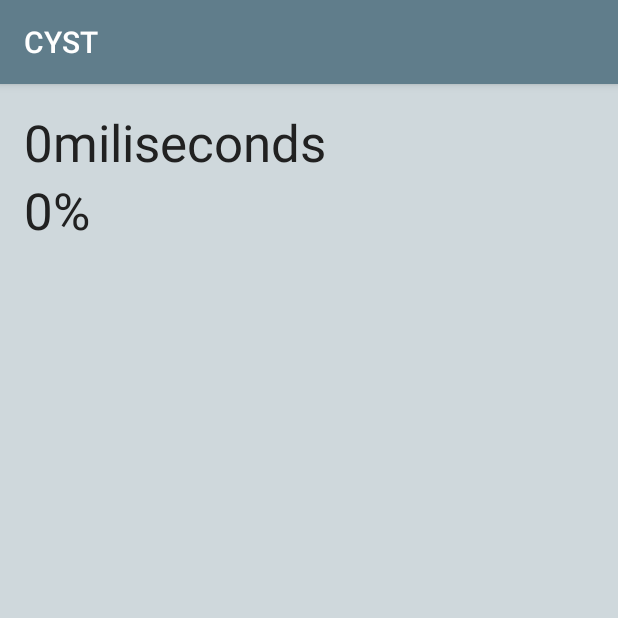
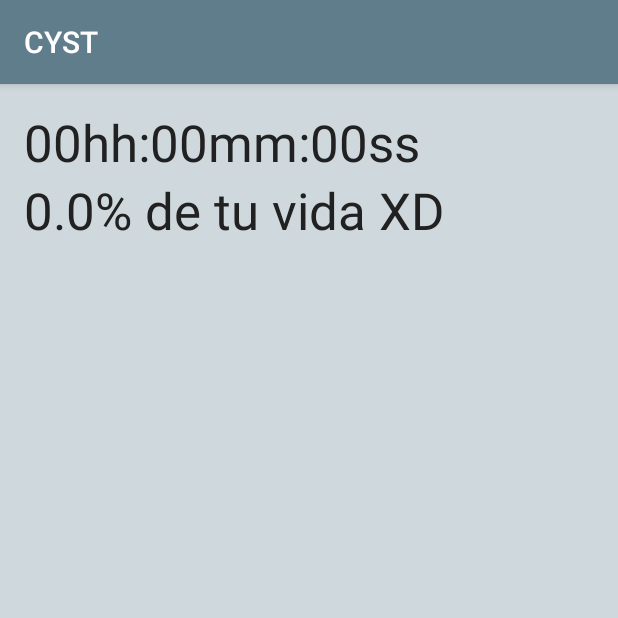
Before and after one commit to ricocaribe/CheckYourTime, an Android app: the screen it shows after launch (ResultActivity), after a tap on "CALCULATE", on a phone screen of 412 x 824 dp, the top half of it. Run offline under Robolectric (Android 15) with nearby library versions, the phone set to English and light mode, and no system bars.

Commit message:
- Layout ready a falta de retoques

```diff
--- a/app/src/main/java/com/jmrp/checkyourtime/MainActivity.java
+++ b/app/src/main/java/com/jmrp/checkyourtime/MainActivity.java
@@ -6,7 +6,7 @@ import android.support.annotation.NonNull;
 import android.support.v4.content.ContextCompat;
 import android.support.v7.app.AppCompatActivity;
 import android.os.Bundle;
-import android.support.v7.widget.AppCompatSpinner;
+import android.util.Log;
 import android.view.View;
 import android.view.ViewGroup;
 import android.widget.AdapterView;
@@ -16,6 +16,7 @@ import android.widget.EditText;
 import android.widget.Spinner;
 import android.widget.TextView;
 
+import java.math.BigDecimal;
 import java.text.SimpleDateFormat;
 import java.util.Arrays;
 import java.util.Calendar;
@@ -27,9 +28,12 @@ public class MainActivity extends AppCompatActivity {
     private EditText userBirthdate;
     private Calendar myCalendar = Calendar.getInstance();
     private Spinner spinner_units;
+    private EditText edt_units;
     private Spinner spinner_time_interval;
-    private Spinner spinner_duration;
-
+    private Spinner spinner_ocurrences;
+    private EditText edt_ocurrences;
+    private boolean enabledFirst = true;
+    private boolean enabledSecond = true;
 
     @Override
     protected void onCreate(Bundle savedInstanceState) {
@@ -47,6 +51,8 @@ public class MainActivity extends AppCompatActivity {
 
 
     private void configSpinnerTime(){
+        edt_units = (EditText) findViewById(R.id.edt_units);
+
         spinner_units = (Spinner) findViewById(R.id.spinner_units);
 
         // Initializing an ArrayAdapter
@@ -69,19 +75,38 @@ public class MainActivity extends AppCompatActivity {
 
         adapterTime.setDropDownViewResource(android.R.layout.simple_spinner_dropdown_item);
         spinner_units.setAdapter(adapterTime);
+
+        spinner_units.setOnItemSelectedListener(new AdapterView.OnItemSelectedListener() {
+            @Override
+            public void onItemSelected(AdapterView<?> parentView, View selectedItemView, int position, long id) {
+                // your code here
+                if(position != 0) spinner_time_interval.setEnabled(true);
+                else {
+                    spinner_time_interval.setSelection(0);
+                    spinner_time_interval.setEnabled(false);
+                }
+            }
+
+            @Override
+            public void onNothingSelected(AdapterView<?> parentView) {
+                // your code here
+            }
+
+        });
     }
 
 
     private void configSpinnerTimeIntervals(){
         spinner_time_interval = (Spinner) findViewById(R.id.spinner_time_interval);
+        spinner_time_interval.setEnabled(false);
 
         // Initializing an ArrayAdapter
-        List<String> items = Arrays.asList(getResources().getStringArray(R.array.time_units));
+        final List<String> items = Arrays.asList(getResources().getStringArray(R.array.time_units));
         final ArrayAdapter<String> adapterTime = new ArrayAdapter<String>(
                 this, android.R.layout.simple_spinner_item, items){
             @Override
-            public boolean isEnabled(int position){
-                return position != 0;
+            public boolean isEnabled(int position) {
+                return position!=0;
             }
 
             @Override
@@ -95,11 +120,42 @@ public class MainActivity extends AppCompatActivity {
 
         adapterTime.setDropDownViewResource(android.R.layout.simple_spinner_dropdown_item);
         spinner_time_interval.setAdapter(adapterTime);
+
+        spinner_time_interval.setOnItemSelectedListener(new AdapterView.OnItemSelectedListener() {
+            @Override
+            public void onItemSelected(AdapterView<?> parentView, View selectedItemView, int position, long id) {
+                // your code here
+                if(position == 1) {
+                    spinner_ocurrences.setEnabled(true);
+                    enabledFirst = false;
+                    enabledSecond = true;
+                }
+                else if(position == 2) {
+                    spinner_ocurrences.setEnabled(true);
+                    enabledFirst = false;
+                    enabledSecond = false;
+                }
+                else if(position==3) {
+                    spinner_ocurrences.setEnabled(true);
+                    enabledFirst = false;
+                    enabledSecond = false;
+                }
+            }
+
+            @Override
+            public void onNothingSelected(AdapterView<?> parentView) {
+                // your code here
+            }
+
+        });
     }
 
 
     private void configSpinnerTimeUnits(){
-        spinner_duration = (Spinner) findViewById(R.id.spinner_time_units);
+        edt_ocurrences = (EditText) findViewById(R.id.edt_occurrences);
+
+        spinner_ocurrences = (Spinner) findViewById(R.id.spinner_ocurrences);
+        spinner_ocurrences.setEnabled(false);
 
         // Initializing an ArrayAdapter
         List<String> items = Arrays.asList(getResources().getStringArray(R.array.time_units));
@@ -107,7 +163,7 @@ public class MainActivity extends AppCompatActivity {
                 this, android.R.layout.simple_spinner_item, items){
             @Override
             public boolean isEnabled(int position){
-                return position != 0;
+                return position != 0 && !(!enabledFirst && position == 1) && !(!enabledSecond && position == 2);
             }
 
             @Override
@@ -115,12 +171,14 @@ public class MainActivity extends AppCompatActivity {
                 View view = super.getDropDownView(position, convertView, parent);
                 TextView tv = (TextView) view;
                 if(position == 0) tv.setTextColor(ContextCompat.getColor(getApplicationContext(), R.color.secondary_text));
+                else if(!enabledFirst && position==1) tv.setTextColor(ContextCompat.getColor(getApplicationContext(), R.color.secondary_text));
+                else if(!enabledSecond && position==2) tv.setTextColor(ContextCompat.getColor(getApplicationContext(), R.color.secondary_text));
                 return view;
             }
         };
 
         adapterTime.setDropDownViewResource(android.R.layout.simple_spinner_dropdown_item);
-        spinner_duration.setAdapter(adapterTime);
+        spinner_ocurrences.setAdapter(adapterTime);
     }
 
 
@@ -154,13 +212,15 @@ public class MainActivity extends AppCompatActivity {
 
     public void calculate(View view){
         long totalLifeTime = System.currentTimeMillis() - myCalendar.getTimeInMillis();
-        long totalTime = getDedicatedTime()*getTimeInterval();
+        long totalTime = getDedicatedTime();
 
-        String time = String.valueOf(totalTime/totalLifeTime);
-        String percent = String.valueOf((totalTime*100)/totalLifeTime);
+        float percent = round((totalTime*100)/totalLifeTime, 2);
+
+        Log.i(getClass().getSimpleName(), "TotalTime: " + totalTime);
+        Log.i(getClass().getSimpleName(), "Percent: " + percent);
 
         Intent intent = new Intent(MainActivity.this, ResultActivity.class);
-        intent.putExtra("TIME", time);
+        intent.putExtra("TIME", totalTime);
         intent.putExtra("PERCENT", percent);
         startActivity(intent);
 
@@ -170,21 +230,30 @@ public class MainActivity extends AppCompatActivity {
     private long getDedicatedTime(){
         long dedicatedTime = 0L;
 
-        if(spinner_units.getSelectedItemPosition()==0) dedicatedTime = Long.parseLong(spinner_units.getSelectedItem().toString())*1000;
-        else if(spinner_units.getSelectedItemPosition()==1) dedicatedTime = Long.parseLong(spinner_units.getSelectedItem().toString())*60000;
-        else if(spinner_units.getSelectedItemPosition()==2) dedicatedTime = Long.parseLong(spinner_units.getSelectedItem().toString())*3600000;
+        if(spinner_units.getSelectedItemPosition()==1) dedicatedTime = (long)(Integer.parseInt(edt_units.getText().toString())*1000);
+        else if(spinner_units.getSelectedItemPosition()==2) dedicatedTime = (long)(Integer.parseInt(edt_units.getText().toString())*60000);
+        else if(spinner_units.getSelectedItemPosition()==3) dedicatedTime = (long)(Integer.parseInt(edt_units.getText().toString())*3600000);
 
+
+        if(spinner_time_interval.getSelectedItemPosition()==1 && spinner_ocurrences.getSelectedItemPosition()==2) {
+            dedicatedTime = Long.parseLong(edt_ocurrences.getText().toString())*30*dedicatedTime;
+        }
+        else if(spinner_time_interval.getSelectedItemPosition()==1 && spinner_ocurrences.getSelectedItemPosition()==3) {
+            dedicatedTime = Long.parseLong(edt_ocurrences.getText().toString())*365*dedicatedTime;
+        }
+
+        if(spinner_time_interval.getSelectedItemPosition()==2 && spinner_ocurrences.getSelectedItemPosition()==3) {
+            dedicatedTime = Long.parseLong(edt_ocurrences.getText().toString())*12*dedicatedTime;
+        }
+
+        Log.i(getClass().getSimpleName(), "DedicatedTime: " + dedicatedTime);
         return dedicatedTime;
     }
 
-    private int getTimeInterval(){
-        int interval = 0;
 
-        if(spinner_duration.getSelectedItemPosition()==0) return 1;
-        else if(spinner_duration.getSelectedItemPosition()==1) return 30;
-        else if(spinner_duration.getSelectedItemPosition()==2) return 365;
-
-        return interval;
+    public static float round(float d, int decimalPlace) {
+        BigDecimal bd = new BigDecimal(Float.toString(d));
+        bd = bd.setScale(decimalPlace, BigDecimal.ROUND_HALF_UP);
+        return bd.floatValue();
     }
-
 }
--- a/app/src/main/java/com/jmrp/checkyourtime/ResultActivity.java
+++ b/app/src/main/java/com/jmrp/checkyourtime/ResultActivity.java
@@ -3,6 +3,8 @@ package com.jmrp.checkyourtime;
 import android.support.v7.app.AppCompatActivity;
 import android.os.Bundle;
 import android.widget.TextView;
+
+import java.util.concurrent.TimeUnit;
 
 public class ResultActivity extends AppCompatActivity {
 
@@ -12,9 +14,23 @@ public class ResultActivity extends AppCompatActivity {
         setContentView(R.layout.activity_result);
 
         TextView txtTime = (TextView) findViewById(R.id.txt_result_time);
-        txtTime.setText(getIntent().getStringExtra("TIME") + "miliseconds");
+        long millis =  getIntent().getLongExtra("TIME", 0L);
+        String hms = String.format("%02dhh:%02dmm:%02dss", TimeUnit.MILLISECONDS.toHours(millis),
+                TimeUnit.MILLISECONDS.toMinutes(millis) % TimeUnit.HOURS.toMinutes(1),
+                TimeUnit.MILLISECONDS.toSeconds(millis) % TimeUnit.MINUTES.toSeconds(1));
+        txtTime.setText(hms);
+
         TextView txtPercent = (TextView) findViewById(R.id.txt_result_percent);
-        txtPercent.setText(getIntent().getStringExtra("PERCENT") + "%");
+        txtPercent.setText(getIntent().getFloatExtra("PERCENT", 0.0f) + "% de tu vida XD");
 
     }
+
+    private String secondsToString(long seconds) {
+        double numyears = Math.floor(seconds / 31536000);
+        double numdays = Math.floor((seconds % 31536000) / 86400);
+        double numhours = Math.floor(((seconds % 31536000) % 86400) / 3600);
+        double numminutes = Math.floor((((seconds % 31536000) % 86400) % 3600) / 60);
+        double numseconds = (((seconds % 31536000) % 86400) % 3600) % 60;
+        return numyears + " years " +  numdays + " days " + numhours + " hours " + numminutes + " minutes " + numseconds + " seconds";
+    }
 }
--- a/app/src/main/res/layout/activity_main.xml
+++ b/app/src/main/res/layout/activity_main.xml
@@ -78,11 +78,11 @@
                 android:layout_marginEnd="@dimen/margin_contents">
 
                 <EditText
-                    android:id="@+id/edt_times"
+                    android:id="@+id/edt_units"
                     android:layout_width="match_parent"
                     android:layout_height="match_parent"
                     android:ems="2"
-                    android:labelFor="@+id/edt_times"
+                    android:labelFor="@+id/edt_units"
                     android:gravity="center"
                     android:maxLines="1"
                     android:inputType="number"/>
@@ -167,7 +167,7 @@
         <Spinner
             android:layout_width="wrap_content"
             android:layout_height="wrap_content"
-            android:id="@+id/spinner_time_units"
+            android:id="@+id/spinner_ocurrences"
             android:layout_toEndOf="@+id/til_occurrences"
             android:layout_centerInParent="true"
             android:layout_marginStart="@dimen/margin_contents"
```
Also changed, not shown: app/src/main/res/drawable-hdpi/ic_timelapse_black_24dp.png (added), app/src/main/res/drawable-hdpi/ic_timer_black_24dp.png (added), app/src/main/res/drawable-mdpi/ic_timelapse_black_24dp.png (added), app/src/main/res/drawable-mdpi/ic_timer_black_24dp.png (added), app/src/main/res/drawable-xhdpi/ic_timelapse_black_24dp.png (added), app/src/main/res/drawable-xhdpi/ic_timer_black_24dp.png (added), app/src/main/res/drawable-xxhdpi/ic_timelapse_black_24dp.png (added), app/src/main/res/drawable-xxhdpi/ic_timer_black_24dp.png (added), app/src/main/res/drawable-xxxhdpi/ic_timelapse_black_24dp.png (added), app/src/main/res/drawable-xxxhdpi/ic_timer_black_24dp.png (added).
